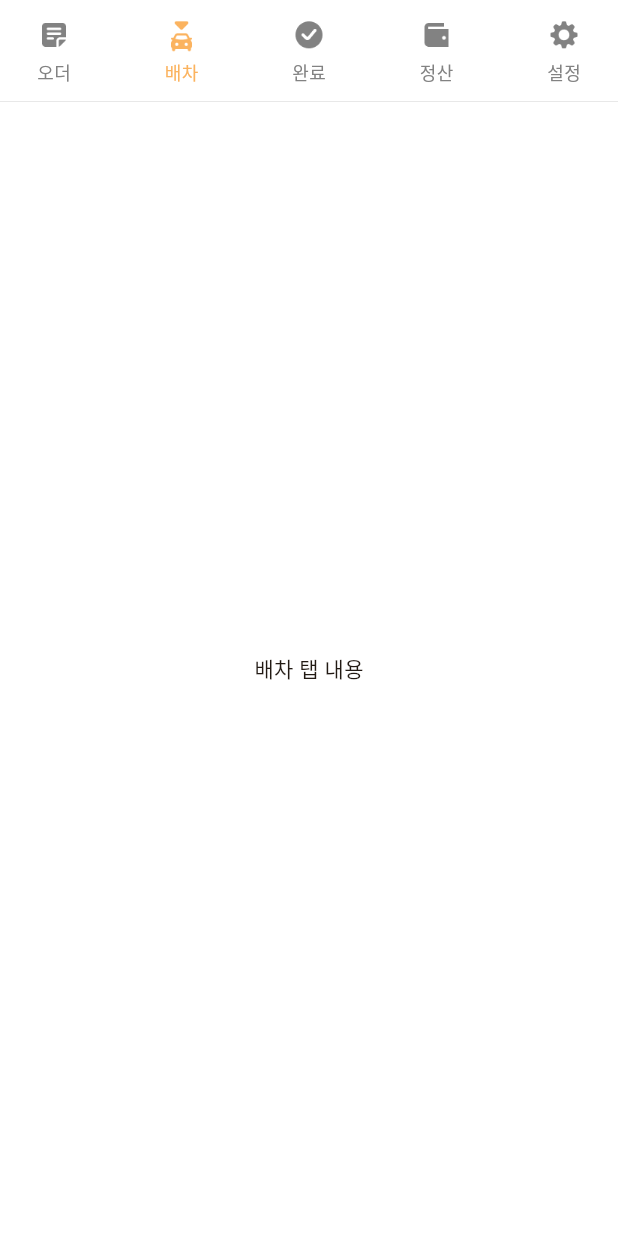
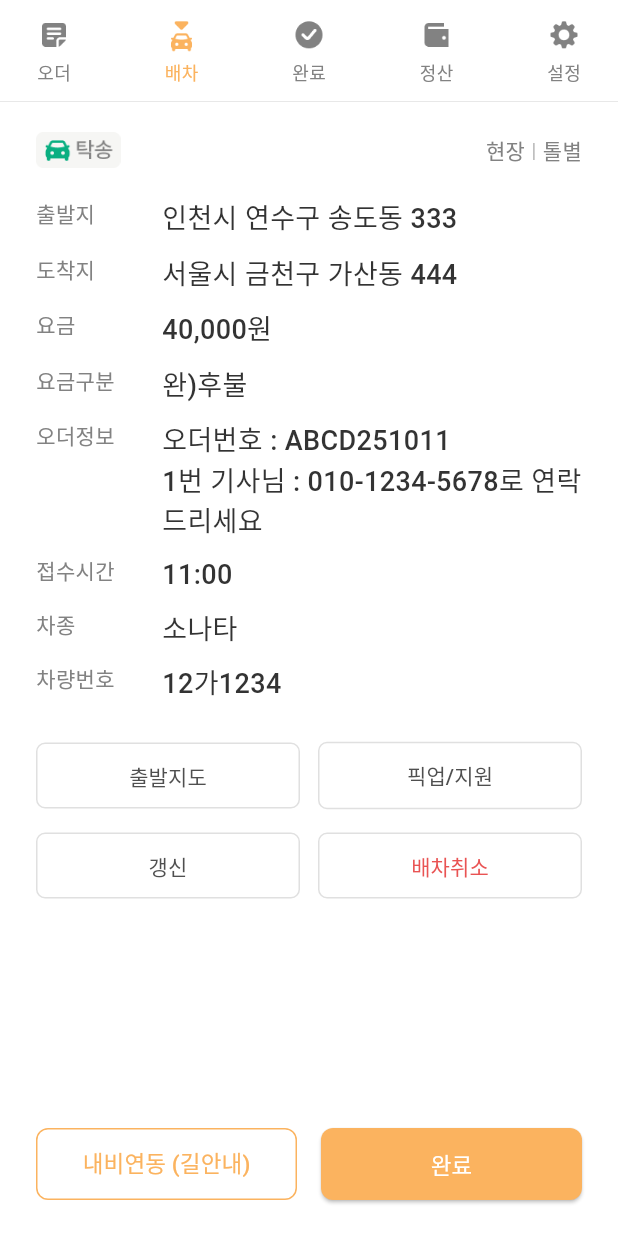
Before and after one commit to rlaaudgjs2/consignment, a Flutter app: the screen it shows after launch, after a tap on "완료", after a tap on "오더", after a tap on "배차", on a phone screen of 412 x 824 dp. Run offline on Flutter 3.47's test engine with Material 3 defaults, Android fonts, the light colour scheme and no system bars.

Commit message:
[#5] feat: 배차 탭 UI 추가

```diff
--- /dev/null
+++ b/lib/features/dispatch/domain/entities/dispatch.dart
@@ -0,0 +1,191 @@
+import 'package:flutter/foundation.dart';
+
+/// call_type: 'INTEGRATED' 같은 값
+enum DispatchCallType {
+  integrated, // 통합 콜 (탁송/대리 통합 등)
+  // 필요해지면 여기에 케이스 추가 (e.g. consign, proxy ...)
+}
+
+/// service: 'DRIVER' 같은 값
+enum DispatchService {
+  driver, // 기사 서비스
+  // 추후 필요 시 추가
+}
+
+/// status: 'OPEN', 'ASSIGNED', 'ONGOING', 'DONE' 등으로 확장 예정
+enum DispatchStatus {
+  open,      // 콜은 열려 있지만 아직 배차 X
+  assigned,  // 배차 완료 (기사에게 할당됨)
+  ongoing,   // 기사 진행중
+  done,      // 완료
+  cancelled; // 취소
+
+  /// DB 문자열 → enum 변환 헬퍼
+  static DispatchStatus fromCode(String code) {
+    switch (code.toUpperCase()) {
+      case 'OPEN':
+        return DispatchStatus.open;
+      case 'ASSIGNED':
+        return DispatchStatus.assigned;
+      case 'ONGOING':
+        return DispatchStatus.ongoing;
+      case 'DONE':
+        return DispatchStatus.done;
+      case 'CANCELLED':
+        return DispatchStatus.cancelled;
+      default:
+        return DispatchStatus.open;
+    }
+  }
+
+  String get code {
+    switch (this) {
+      case DispatchStatus.open:
+        return 'OPEN';
+      case DispatchStatus.assigned:
+        return 'ASSIGNED';
+      case DispatchStatus.ongoing:
+        return 'ONGOING';
+      case DispatchStatus.done:
+        return 'DONE';
+      case DispatchStatus.cancelled:
+        return 'CANCELLED';
+    }
+  }
+}
+
+/// dispatch 테이블 한 행에 대응하는 엔티티
+///
+/// INSERT 예시:
+/// INSERT INTO public.dispatch
+/// (id, active, call_type, charge, client_phone_number, created_at,
+///  destination_location, office_id, service, start_location, status, transporter_id)
+/// VALUES
+/// (11, false, 'INTEGRATED', 40000, '010-7777-8888',
+///  '2025-11-13 11:00:00.000000', '서울시 금천구 가산동 444', 1,
+///  'DRIVER', '인천시 연수구 송도동 333', 'OPEN', null);
+@immutable
+class Dispatch {
+  final int id;
+  final bool active;                // true면 현재 살아있는 dispatch
+  final DispatchCallType callType;  // INTEGRATED ...
+  final int charge;                 // 요금 (원)
+  final String clientPhoneNumber;   // 고객 연락처
+  final DateTime createdAt;         // 접수 시간
+  final String destinationLocation; // 도착지 주소
+  final int officeId;               // 소속 사무실 id
+  final DispatchService service;    // DRIVER ...
+  final String startLocation;       // 출발지 주소
+  final DispatchStatus status;      // OPEN / ASSIGNED ...
+  final int? transporterId;         // 배차된 기사 id (없으면 null)
+
+  const Dispatch({
+    required this.id,
+    required this.active,
+    required this.callType,
+    required this.charge,
+    required this.clientPhoneNumber,
+    required this.createdAt,
+    required this.destinationLocation,
+    required this.officeId,
+    required this.service,
+    required this.startLocation,
+    required this.status,
+    required this.transporterId,
+  });
+
+  /// 나중에 API 응답(혹은 DB row JSON)을 받을 때 쓸 수 있는 fromJson 예시
+  factory Dispatch.fromJson(Map<String, dynamic> json) {
+    return Dispatch(
+      id: json['id'] as int,
+      active: json['active'] as bool,
+      callType: _parseCallType(json['call_type'] as String),
+      charge: json['charge'] as int,
+      clientPhoneNumber: json['client_phone_number'] as String,
+      createdAt: DateTime.parse(json['created_at'] as String),
+      destinationLocation: json['destination_location'] as String,
+      officeId: json['office_id'] as int,
+      service: _parseService(json['service'] as String),
+      startLocation: json['start_location'] as String,
+      status: DispatchStatus.fromCode(json['status'] as String),
+      transporterId: json['transporter_id'] as int?,
+    );
+  }
+
+  Map<String, dynamic> toJson() {
+    return {
+      'id': id,
+      'active': active,
+      'call_type': _callTypeToCode(callType),
+      'charge': charge,
+      'client_phone_number': clientPhoneNumber,
+      'created_at': createdAt.toIso8601String(),
+      'destination_location': destinationLocation,
+      'office_id': officeId,
+      'service': _serviceToCode(service),
+      'start_location': startLocation,
+      'status': status.code,
+      'transporter_id': transporterId,
+    };
+  }
+
+  /// 지금 백엔드에서 만든 mock row를 그대로 Dart mock으로 옮긴 버전
+  ///
+  /// UI 작업할 때는 이걸 한 개 들고 있다가,
+  /// 나중에 실제 API 붙일 때 여기만 지우고 repository 연동하면 됨.
+  factory Dispatch.mock() {
+    return Dispatch(
+      id: 11,
+      active: true,
+      callType: DispatchCallType.integrated,
+      charge: 40000,
+      clientPhoneNumber: '010-7777-8888',
+      createdAt: DateTime.parse('2025-11-13 11:00:00.000000'),
+      destinationLocation: '서울시 금천구 가산동 444',
+      officeId: 1,
+      service: DispatchService.driver,
+      startLocation: '인천시 연수구 송도동 333',
+      status: DispatchStatus.assigned,
+      transporterId: null,
+    );
+  }
+
+  /// 현재 이 dispatch가 "배차중(기사에게 할당되어 진행 중)"인지를 간단히 계산하는 getter
+  /// 추후 실제 비즈니스 로직에 맞게 조건만 바꿔주면 됨.
+  bool get isOngoing =>
+      active && (status == DispatchStatus.assigned || status == DispatchStatus.ongoing);
+
+  // ---- private helpers ----
+
+  static DispatchCallType _parseCallType(String code) {
+    switch (code.toUpperCase()) {
+      case 'INTEGRATED':
+        return DispatchCallType.integrated;
+      default:
+        return DispatchCallType.integrated;
+    }
+  }
+
+  static String _callTypeToCode(DispatchCallType type) {
+    switch (type) {
+      case DispatchCallType.integrated:
+        return 'INTEGRATED';
+    }
+  }
+
+  static DispatchService _parseService(String code) {
+    switch (code.toUpperCase()) {
+      case 'DRIVER':
+        return DispatchService.driver;
+      default:
+        return DispatchService.driver;
+    }
+  }
+
+  static String _serviceToCode(DispatchService service) {
+    switch (service) {
+      case DispatchService.driver:
+        return 'DRIVER';
+    }
+  }
+}
--- /dev/null
+++ b/lib/features/dispatch/presentation/pages/dispatch_page.dart
@@ -0,0 +1,349 @@
+import 'package:flutter/material.dart';
+import 'package:consignment/core/config/assets.dart';
+import 'package:consignment/features/dispatch/domain/entities/dispatch.dart';
+
+/// 배차 탭 루트 페이지
+class DispatchPage extends StatelessWidget {
+  const DispatchPage({super.key});
+
+  // TODO: 실제 API 연동 시 제거하고, Provider/Bloc 등으로 주입받기
+  Dispatch? get _mockDispatch => Dispatch(
+    id: 11,
+    active: false,
+    callType: DispatchCallType.integrated,
+    charge: 40000,
+    clientPhoneNumber: '010-7777-8888',
+    createdAt: DateTime.parse('2025-11-13 11:00:00.000000'),
+    destinationLocation: '서울시 금천구 가산동 444',
+    officeId: 1,
+    service: DispatchService.driver,
+    startLocation: '인천시 연수구 송도동 333',
+    status: DispatchStatus.open,
+    transporterId: null,
+  );
+
+  @override
+  Widget build(BuildContext context) {
+    final dispatch = _mockDispatch;
+
+    if (dispatch == null) {
+      return const Center(
+        child: Text(
+          '배차 된 오더가 없습니다.',
+          style: TextStyle(
+            fontSize: 16,
+            color: Color(0xFF828282),
+          ),
+        ),
+      );
+    }
+
+    return DispatchDetailView(
+      dispatch: dispatch,
+      onTapNavi: () {
+        // TODO: 내비 연동(길안내) 기능 연결
+      },
+      onTapComplete: () {
+        // TODO: 배차 완료 처리 API 연동
+      },
+      onTapCancelDispatch: () {
+        // TODO: 배차 취소 API 연동
+      },
+    );
+  }
+}
+
+/// 배차 중인 오더 상세 화면 (피그마 "탭 화면/배차" 기준)
+class DispatchDetailView extends StatelessWidget {
+  final Dispatch dispatch;
+  final VoidCallback onTapNavi;
+  final VoidCallback onTapComplete;
+  final VoidCallback onTapCancelDispatch;
+
+  const DispatchDetailView({
+    super.key,
+    required this.dispatch,
+    required this.onTapNavi,
+    required this.onTapComplete,
+    required this.onTapCancelDispatch,
+  });
+
+  @override
+  Widget build(BuildContext context) {
+    // 탁송/대리 칩 가정 (TODO: 실제 타입 맵핑 필요)
+    final bool isConsign =
+        dispatch.callType == DispatchCallType.integrated; // 예시
+    final String typeChipAsset =
+    isConsign ? AppIcons.orderTagTaksong : AppIcons.orderTagDaeri;
+
+    // TODO: 요금구분/태그/차종/차량번호/오더정보는 실제 필드 생기면 교체
+    const String fareType = '완)후불';
+    const List<String> tags = ['현장', '톨별'];
+    const String carModel = '소나타';
+    const String carNumber = '12가1234';
+    const String orderInfo =
+        '오더번호 : ABCD251011\n1번 기사님 : 010-1234-5678로 연락드리세요';
+
+    final String chargeText = _formatPrice(dispatch.charge);
+    final String createdTimeText = _formatTime(dispatch.createdAt);
+
+    final double screenWidth = MediaQuery.of(context).size.width;
+    const double horizontalPadding = 24;
+    const double gap = 16;
+
+    // 양쪽 패딩 + 버튼 사이 간격을 제외한 나머지를 반반 나누기
+    final double buttonWidth =
+        (screenWidth - horizontalPadding * 2 - gap) / 2;
+
+    return Column(
+      children: [
+        // 상단 상태바 아래 전체 내용
+        Expanded(
+          child: Padding(
+            padding: const EdgeInsets.symmetric(horizontal: 24, vertical: 20),
+            child: Column(
+              crossAxisAlignment: CrossAxisAlignment.start,
+              children: [
+                // 탁송/대리 칩 + 우측 상단 태그들
+                Row(
+                  mainAxisAlignment: MainAxisAlignment.spaceBetween,
+                  children: [
+                    Image.asset(
+                      typeChipAsset,
+                      height: 24,
+                    ),
+                    _DetailTagsRow(tags: tags),
+                  ],
+                ),
+                const SizedBox(height: 20),
+
+                _rowLabelValue('출발지', dispatch.startLocation),
+                const SizedBox(height: 10),
+                _rowLabelValue('도착지', dispatch.destinationLocation),
+                const SizedBox(height: 10),
+                _rowLabelValue('요금', chargeText),
+                const SizedBox(height: 10),
+                _rowLabelValue('요금구분', fareType),
+                const SizedBox(height: 10),
+                _rowLabelValue('오더정보', orderInfo),
+                const SizedBox(height: 10),
+                _rowLabelValue('접수시간', createdTimeText),
+                const SizedBox(height: 10),
+                _rowLabelValue('차종', carModel),
+                const SizedBox(height: 10),
+                _rowLabelValue('차량번호', carNumber),
+                const SizedBox(height: 24),
+
+                // 중간 버튼 4개 (출발지도 / 픽업지원 / 갱신 / 배차취소)
+                _buildMiddleButtons(),
+              ],
+            ),
+          ),
+        ),
+
+        // 하단 큰 버튼 영역 (내비연동 / 완료)
+        Padding(
+          padding: const EdgeInsets.fromLTRB(24, 0, 24, 24),
+          child: Row(
+            // spaceBetween 쓰지 말고, 우리가 gap 을 직접 넣자
+            mainAxisAlignment: MainAxisAlignment.start,
+            children: [
+              SizedBox(
+                width: buttonWidth,
+                height: 48,
+                child: OutlinedButton(
+                  onPressed: onTapNavi,
+                  style: OutlinedButton.styleFrom(
+                    side: const BorderSide(
+                      color: Color(0xFFFBB35F),
+                    ),
+                    shape: RoundedRectangleBorder(
+                      borderRadius: BorderRadius.circular(8),
+                    ),
+                  ),
+                  child: const Text(
+                    '내비연동 (길안내)',
+                    style: TextStyle(
+                      color: Color(0xFFFBB35F),
+                      fontSize: 15,
+                    ),
+                  ),
+                ),
+              ),
+              const SizedBox(width: gap),
+              SizedBox(
+                width: buttonWidth,
+                height: 48,
+                child: ElevatedButton(
+                  onPressed: onTapComplete,
+                  style: ElevatedButton.styleFrom(
+                    backgroundColor: const Color(0xFFFBB35F),
+                    shape: RoundedRectangleBorder(
+                      borderRadius: BorderRadius.circular(8),
+                    ),
+                  ),
+                  child: const Text(
+                    '완료',
+                    style: TextStyle(
+                      color: Colors.white,
+                      fontSize: 15,
+                    ),
+                  ),
+                ),
+              ),
+            ],
+          ),
+        ),
+
+      ],
+    );
+  }
+
+  /// 출발지도 / 픽업지원 / 갱신 / 배차취소 버튼 영역
+  Widget _buildMiddleButtons() {
+    Widget buildOutlined(String label, {Color? textColor, Color? borderColor}) {
+      return OutlinedButton(
+        onPressed: () {
+          // TODO: 각각의 기능 연결 (출발지도/픽업지원/갱신/배차취소)
+        },
+        style: OutlinedButton.styleFrom(
+          side: BorderSide(
+            color: borderColor ?? const Color(0xFFE0E0E0),
+          ),
+          shape: RoundedRectangleBorder(
+            borderRadius: BorderRadius.circular(6),
+          ),
+          padding: const EdgeInsets.symmetric(vertical: 12),
+        ),
+        child: Text(
+          label,
+          style: TextStyle(
+            fontSize: 14,
+            color: textColor ?? const Color(0xFF4F4F4F),
+          ),
+        ),
+      );
+    }
+
+    return Column(
+      children: [
+        Row(
+          children: [
+            Expanded(
+              child: buildOutlined('출발지도'),
+            ),
+            const SizedBox(width: 12),
+            Expanded(
+              child: buildOutlined('픽업/지원'),
+            ),
+          ],
+        ),
+        const SizedBox(height: 12),
+        Row(
+          children: [
+            Expanded(
+              child: buildOutlined('갱신'),
+            ),
+            const SizedBox(width: 12),
+            Expanded(
+              child: buildOutlined(
+                '배차취소',
+                textColor: const Color(0xFFE95353),
+                borderColor: const Color(0xFFE0E0E0),
+              ),
+            ),
+          ],
+        ),
+      ],
+    );
+  }
+
+  Widget _rowLabelValue(String label, String value) {
+    return Row(
+      crossAxisAlignment: CrossAxisAlignment.start,
+      children: [
+        SizedBox(
+          width: 60,
+          child: Text(
+            label,
+            style: const TextStyle(
+              fontSize: 14,
+              color: Color(0xFF828282),
+            ),
+          ),
+        ),
+        const SizedBox(width: 24),
+        Expanded(
+          child: Text(
+            value,
+            style: const TextStyle(
+              fontSize: 18,
+              color: Color(0xFF333333),
+              fontWeight: FontWeight.w500,
+            ),
+          ),
+        ),
+      ],
+    );
+  }
+
+  static String _formatPrice(int price) {
+    final s = price.toString();
+    final buffer = StringBuffer();
+    for (int i = 0; i < s.length; i++) {
+      final indexFromEnd = s.length - i;
+      buffer.write(s[i]);
+      if (indexFromEnd > 1 && indexFromEnd % 3 == 1) {
+        buffer.write(',');
+      }
+    }
+    return '$buffer원';
+  }
+
+  /// createdAt 문자열에서 HH:mm만 뽑는 간단 포맷터
+  static String _formatTime(DateTime createdAt) {
+    final hh = createdAt.hour.toString().padLeft(2, '0');
+    final mm = createdAt.minute.toString().padLeft(2, '0');
+    return '$hh:$mm';
+  }
+}
+
+/// 디테일 화면 우측 상단 태그들 ("현장 | 톨별" 등)
+class _DetailTagsRow extends StatelessWidget {
+  final List<String> tags;
+
+  const _DetailTagsRow({required this.tags});
+
+  @override
+  Widget build(BuildContext context) {
+    if (tags.isEmpty) {
+      return const SizedBox.shrink();
+    }
+
+    return Row(
+      mainAxisSize: MainAxisSize.min,
+      children: [
+        for (int i = 0; i < tags.length; i++) ...[
+          Text(
+            tags[i],
+            style: const TextStyle(
+              fontSize: 14,
+              color: Color(0xFF828282),
+            ),
+          ),
+          if (i != tags.length - 1)
+            const Padding(
+              padding: EdgeInsets.symmetric(horizontal: 4),
+              child: Text(
+                '|',
+                style: TextStyle(
+                  fontSize: 14,
+                  color: Color(0xFFBDBDBD),
+                ),
+              ),
+            ),
+        ],
+      ],
+    );
+  }
+}
--- a/lib/features/order/presentation/pages/order_detail_view.dart
+++ b/lib/features/order/presentation/pages/order_detail_view.dart
@@ -29,6 +29,22 @@ class OrderDetailView extends StatelessWidget {
     // 업무 칩 아이콘
     final String typeChipAsset =
     isConsign ? AppIcons.orderTagTaksong : AppIcons.orderTagDaeri;
+
+    // ----- 하단 버튼 width 계산 (화면 크기 대응) -----
+    const double horizontalPadding = 24; // 좌우 패딩
+    const double buttonGap = 16; // 취소 / 배차 사이 간격 (고정)
+    const double baseCancelWidth = 120; // 피그마 기준
+    const double baseDispatchWidth = 215; // 피그마 기준
+    const double baseTotalWidth = baseCancelWidth + baseDispatchWidth; // 335
+
+    final double screenWidth = MediaQuery.of(context).size.width;
+    final double availableWidth =
+        screenWidth - horizontalPadding * 2 - buttonGap;
+
+    // 화면에 맞게 스케일링
+    final double scale = availableWidth / baseTotalWidth;
+    final double cancelButtonWidth = baseCancelWidth * scale;
+    final double dispatchButtonWidth = baseDispatchWidth * scale;
 
     return Column(
       children: [
@@ -123,14 +139,14 @@ class OrderDetailView extends StatelessWidget {
           ),
         ),
 
-        // 하단 버튼 영역 (취소 120, 배차 215)
+        // 하단 버튼 영역 (비율 유지 + 화면 대응)
         Padding(
           padding: const EdgeInsets.fromLTRB(24, 0, 24, 24),
           child: Row(
-            mainAxisAlignment: MainAxisAlignment.spaceBetween,
+            mainAxisAlignment: MainAxisAlignment.start,
             children: [
               SizedBox(
-                width: 120,
+                width: cancelButtonWidth,
                 child: OutlinedButton(
                   onPressed: onTapCancel,
                   style: OutlinedButton.styleFrom(
@@ -151,8 +167,9 @@ class OrderDetailView extends StatelessWidget {
                   ),
                 ),
               ),
+              const SizedBox(width: buttonGap),
               SizedBox(
-                width: 215,
+                width: dispatchButtonWidth,
                 child: ElevatedButton(
                   onPressed: () => onTapDispatch(call),
                   style: ElevatedButton.styleFrom(
--- a/lib/features/root/presentation/pages/root_tab_page.dart
+++ b/lib/features/root/presentation/pages/root_tab_page.dart
@@ -1,6 +1,7 @@
 import 'package:consignment/features/order/presentation/pages/order_page.dart';
 import 'package:flutter/material.dart';
 import 'package:consignment/core/config/assets.dart';
+import 'package:consignment/features/dispatch/presentation/pages/dispatch_page.dart';
 
 /// 상단 탭(오더/배차/완료/정산/설정)을 관리하는 루트 페이지.
 /// Flutter의 기본 레이아웃 시스템만 사용하고,
@@ -120,7 +121,7 @@ class _RootTabPageState extends State<RootTabPage> {
       case 0:
         return const OrderPage();
       case 1:
-        return const Center(child: Text('배차 탭 내용'));
+        return const DispatchPage();
       case 2:
         return const Center(child: Text('완료 탭 내용'));
       case 3:
```
